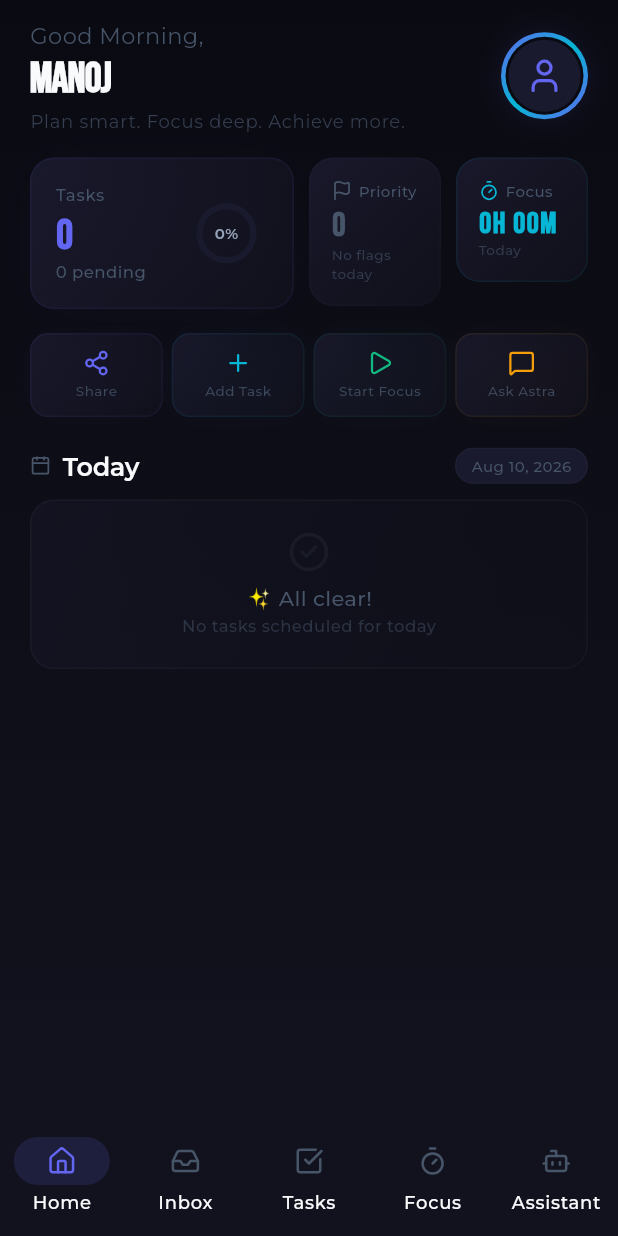
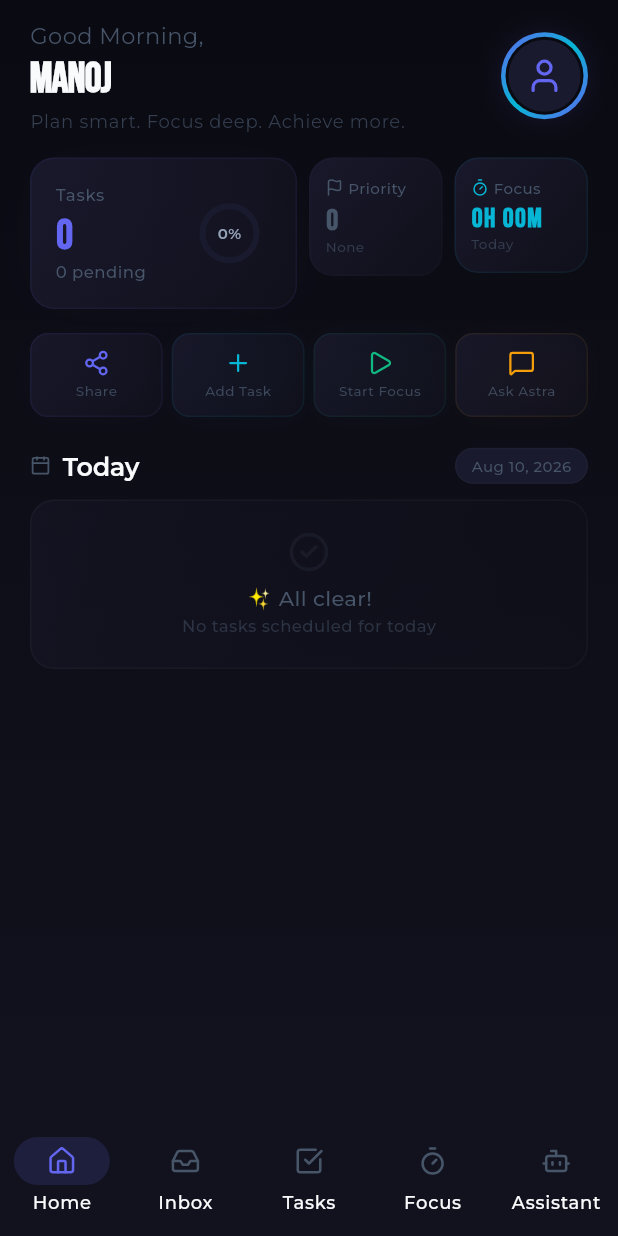
Before and after one commit to manojsai7/Astra-Ai-Tasks-manager-APK, a Flutter app: the screen it shows after launch, on a phone screen of 412 x 824 dp. Run offline on Flutter 3.47's test engine with Material 3 defaults, Android fonts, the phone set to English and light mode, and no system bars; drawn by our look-alikes of flutter_animate; our stand-ins replace confetti, drift, flutter_local_notifications, flutter_riverpod, google_fonts, lucide_icons_flutter and 2 more; accounts and stored records are empty; generated files the repository leaves out were written again.

Commit message:
before just good ui

```diff
--- a/lib/screens/home_screen.dart
+++ b/lib/screens/home_screen.dart
@@ -326,12 +326,12 @@ class _HomeScreenState extends ConsumerState<HomeScreen> with SingleTickerProvid
             ),
           ),
         ),
-        const SizedBox(width: 10),
+        const SizedBox(width: 8),
 
         // Priority Card
         Expanded(
           child: Container(
-            padding: const EdgeInsets.all(14),
+            padding: const EdgeInsets.symmetric(horizontal: 10, vertical: 12),
             decoration: BoxDecoration(
               gradient: LinearGradient(
                 begin: Alignment.topLeft,
@@ -354,16 +354,19 @@ class _HomeScreenState extends ConsumerState<HomeScreen> with SingleTickerProvid
                   children: [
                     Icon(
                       high > 0 ? LucideIcons.alertTriangle : LucideIcons.flag,
-                      size: 14,
+                      size: 12,
                       color: high > 0 ? AppTheme.error : AppTheme.textMuted,
                     ),
-                    const SizedBox(width: 4),
-                    Text(
+                    const SizedBox(width: 3),
+                    Flexible(
+                      child: Text(
                         'Priority',
                         style: Theme.of(context).textTheme.labelSmall?.copyWith(
                           color: AppTheme.textMuted,
                           fontSize: 10,
                           fontWeight: FontWeight.w500,
+                        ),
+                        overflow: TextOverflow.ellipsis,
                       ),
                     ),
                   ],
@@ -372,28 +375,29 @@ class _HomeScreenState extends ConsumerState<HomeScreen> with SingleTickerProvid
                 Text(
                   high > 0 ? '$high' : '0',
                   style: Theme.of(context).textTheme.displayLarge?.copyWith(
-                    fontSize: 22,
+                    fontSize: 20,
                     color: high > 0 ? AppTheme.error : AppTheme.textMuted,
                     fontWeight: FontWeight.bold,
                   ),
                 ),
                 Text(
-                  high > 0 ? '${high > 1 ? 'tasks' : 'task'} flagged' : 'No flags today',
+                  high > 0 ? '${high} flagged' : 'None',
                   style: Theme.of(context).textTheme.labelSmall?.copyWith(
                     color: AppTheme.textMuted.withAlpha(153),
                     fontSize: 9,
                   ),
+                  overflow: TextOverflow.ellipsis,
                 ),
               ],
             ),
           ),
         ),
-        const SizedBox(width: 10),
+        const SizedBox(width: 8),
 
         // Focus Card
         Expanded(
           child: Container(
-            padding: const EdgeInsets.all(14),
+            padding: const EdgeInsets.symmetric(horizontal: 10, vertical: 12),
             decoration: BoxDecoration(
               gradient: LinearGradient(
                 begin: Alignment.topLeft,
@@ -416,27 +420,34 @@ class _HomeScreenState extends ConsumerState<HomeScreen> with SingleTickerProvid
                   children: [
                     Icon(
                       LucideIcons.timer,
-                      size: 14,
+                      size: 12,
                       color: AppTheme.accent,
                     ),
-                    const SizedBox(width: 4),
-                    Text(
+                    const SizedBox(width: 3),
+                    Flexible(
+                      child: Text(
                         'Focus',
                         style: Theme.of(context).textTheme.labelSmall?.copyWith(
                           color: AppTheme.textMuted,
                           fontSize: 10,
                           fontWeight: FontWeight.w500,
                         ),
+                        overflow: TextOverflow.ellipsis,
+                      ),
                     ),
                   ],
                 ),
                 const SizedBox(height: 4),
-                Text(
+                FittedBox(
+                  fit: BoxFit.scaleDown,
+                  alignment: Alignment.centerLeft,
+                  child: Text(
                     '${focusHours}h ${focusMinutes.toString().padLeft(2, '0')}m',
                     style: Theme.of(context).textTheme.displayLarge?.copyWith(
-                    fontSize: 20,
+                      fontSize: 18,
                       color: AppTheme.accent,
                       fontWeight: FontWeight.bold,
+                    ),
                   ),
                 ),
                 Text(
```
Lines whose indentation alone changed are shown as unchanged.
